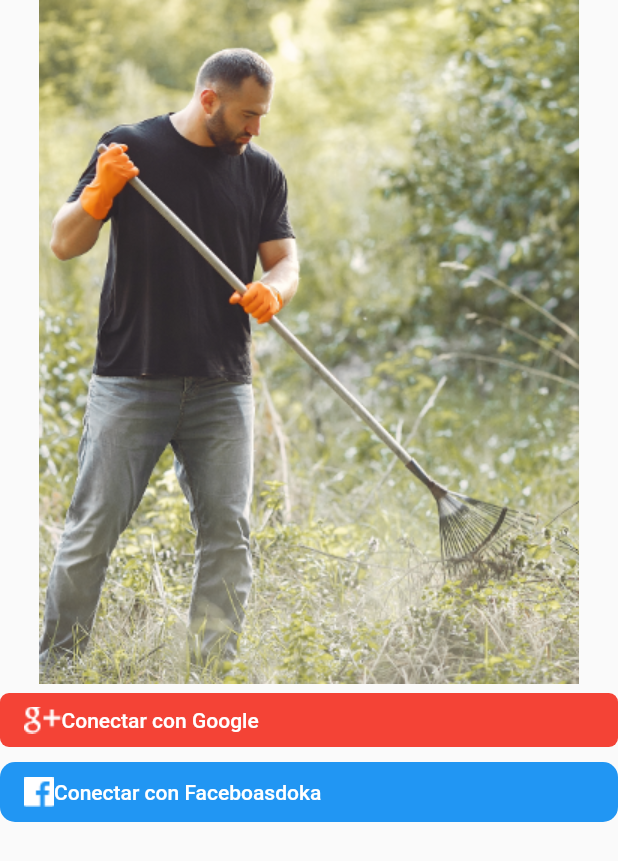
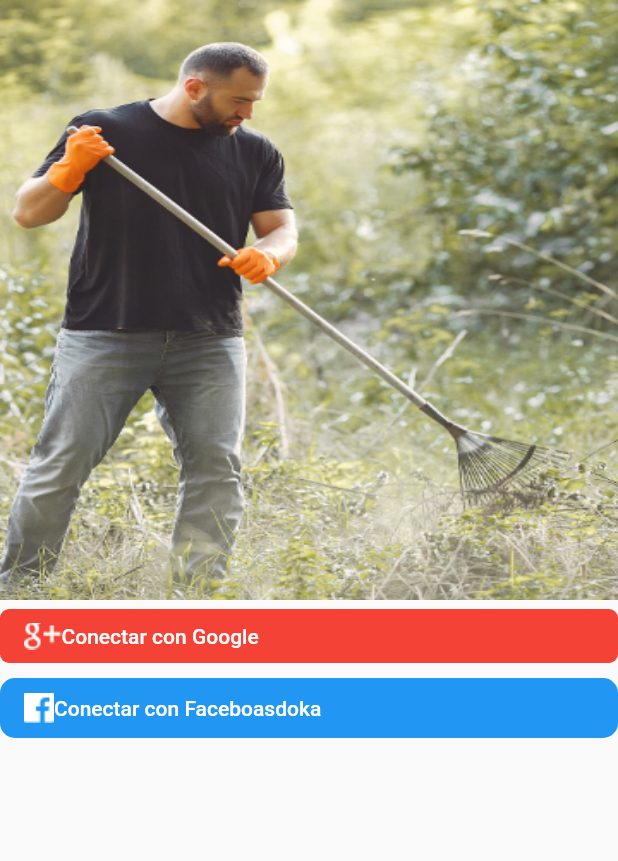
Before and after one commit to SergioVarelaB/apphibrida, a Flutter app: the screen it shows after launch, on a phone screen of 412 x 824 dp. Shown: the top 861 px of the screen. Run offline on Flutter 3.47's test engine with Material 2 defaults, Android fonts, the phone set to English and light mode, and no system bars.

Commit message:
Se cambiaron las dimensiones de la imagen de la pantalla login

```diff
--- a/lib/src/login_page.dart
+++ b/lib/src/login_page.dart
@@ -7,7 +7,11 @@ class LoginPage extends StatelessWidget {
     return Scaffold(
       body: Column(
         children: <Widget>[
-          Image.asset('assets/images/login_bg.png'),
+          Image.asset(
+            'assets/images/login_bg.png',
+          height: 400,
+          width: MediaQuery.of(context).size.width ,
+          fit: BoxFit.fill,),
           // googleButton,
           FlatButton(
             color: Colors.red,
```
Also changed, not shown: pubspec.lock.
